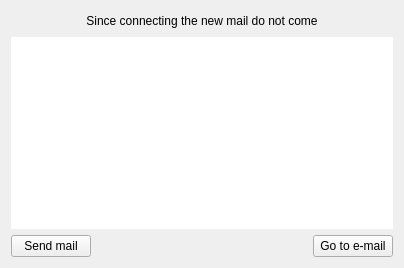
First picture: the form in src/plugins/ramblermailnotify/mailnotifypage.ui, repository silvansky/Contacts, before the edit.
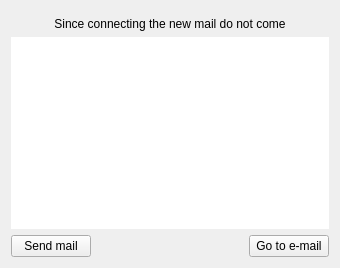
Second picture: the form after the edit. Custom widgets are drawn as their Qt base class.

Patch:
```diff
--- a/src/plugins/ramblermailnotify/mailnotifypage.ui
+++ b/src/plugins/ramblermailnotify/mailnotifypage.ui
@@ -6,10 +6,25 @@
    <rect>
     <x>0</x>
     <y>0</y>
-    <width>404</width>
+    <width>340</width>
     <height>268</height>
    </rect>
   </property>
+  <layout class="QVBoxLayout" name="verticalLayout_2">
+   <property name="leftMargin">
+    <number>0</number>
+   </property>
+   <property name="topMargin">
+    <number>5</number>
+   </property>
+   <property name="rightMargin">
+    <number>0</number>
+   </property>
+   <property name="bottomMargin">
+    <number>0</number>
+   </property>
+   <item>
+    <widget class="QFrame" name="frmContents">
   <layout class="QVBoxLayout" name="verticalLayout">
    <item>
     <widget class="CustomLabel" name="lblNoMail">
@@ -91,6 +106,9 @@
       </widget>
      </item>
     </layout>
+      </item>
+     </layout>
+    </widget>
    </item>
   </layout>
  </widget>
```
Lines whose indentation alone changed are shown as unchanged.
